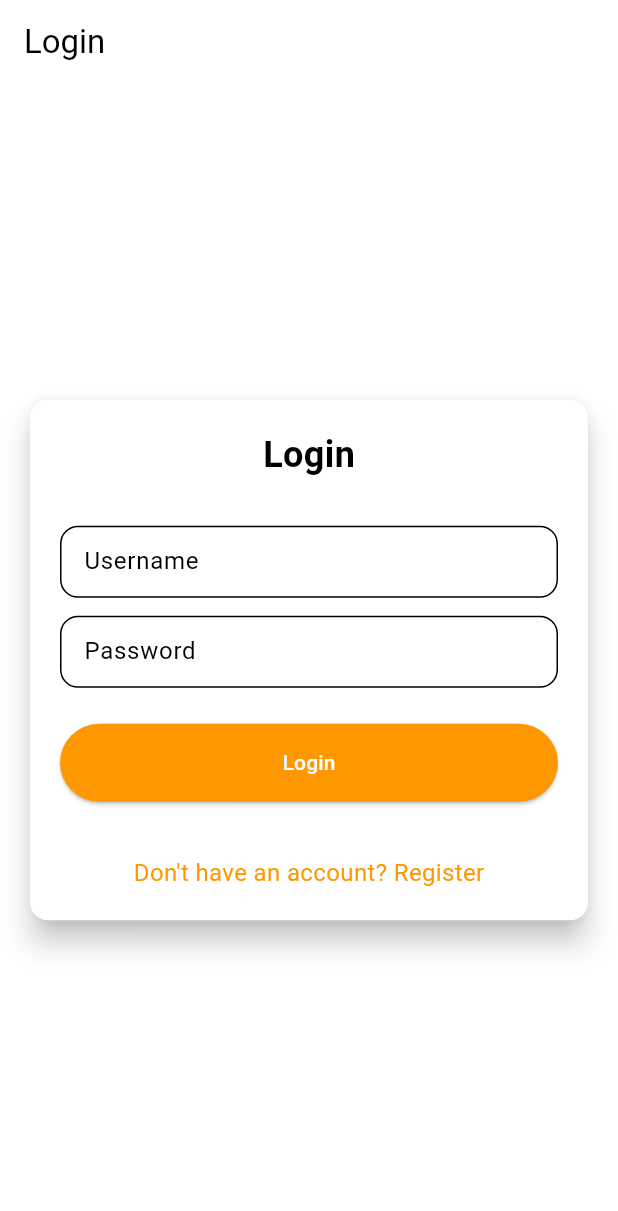
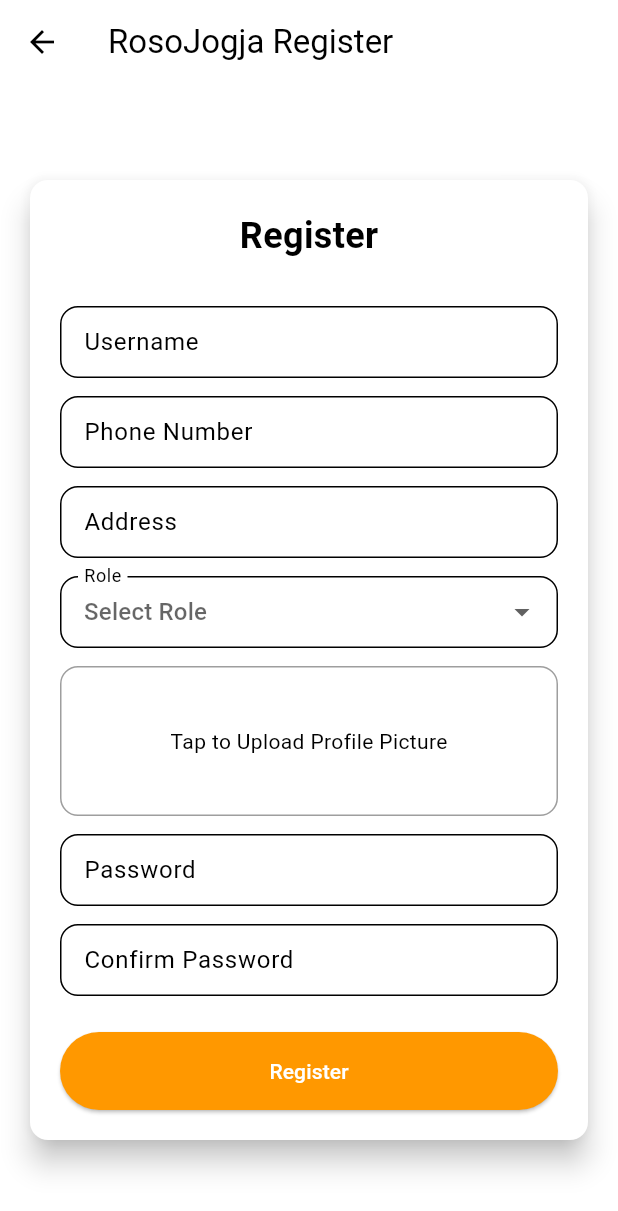
Before and after one commit to PBP-242-D11/roso-jogja-mobile, a Flutter app: the LoginPage screen opened directly, after a tap on an icon or button, on a phone screen of 412 x 824 dp. Shown: the top 1211 px of the screen. Run offline on Flutter 3.47's test engine with Material 3 defaults, Android fonts, the phone set to English and light mode, and no system bars; our stand-ins replace image_picker; missing offline and left inert: pbp_django_auth.

Commit message:
combine with auth

```diff
--- a/lib/features/auth/pages/register.dart
+++ b/lib/features/auth/pages/register.dart
@@ -0,0 +1,350 @@
+import 'package:flutter/material.dart';
+import 'package:pbp_django_auth/pbp_django_auth.dart';
+import 'package:provider/provider.dart';
+import 'dart:convert';
+import 'dart:io';
+import 'package:image_picker/image_picker.dart';
+import 'package:roso_jogja_mobile/features/auth/pages/login.dart';
+import 'package:flutter/foundation.dart' show kIsWeb;
+
+class RegisterPage extends StatefulWidget {
+  const RegisterPage({super.key});
+
+  @override
+  State<RegisterPage> createState() => _RegisterPageState();
+}
+
+class _RegisterPageState extends State<RegisterPage> {
+  final _usernameController = TextEditingController();
+  final _passwordController = TextEditingController();
+  final _confirmPasswordController = TextEditingController();
+  final _phoneNumberController = TextEditingController();
+  final _addressController = TextEditingController();
+
+  // Dropdown for role selection
+  List<String> roles = ['Customer', 'Restaurant Owner'];
+  String? selectedRole;
+
+  // Profile picture
+  dynamic _profileImage;
+  final ImagePicker _picker = ImagePicker();
+
+  // Method to pick image
+  Future<void> _pickImage() async {
+    final XFile? pickedFile = await _picker.pickImage(
+      source: ImageSource.gallery,
+      // Add this to improve web compatibility
+      imageQuality: 50,
+    );
+
+    if (pickedFile != null) {
+      setState(() {
+        if (kIsWeb) {
+          // For web, use memory image
+          _profileImage = pickedFile;
+        } else {
+          // For mobile, use File
+          _profileImage = File(pickedFile.path);
+        }
+      });
+    }
+  }
+
+  @override
+  Widget build(BuildContext context) {
+    final request = context.watch<CookieRequest>();
+
+    return Scaffold(
+      appBar: AppBar(
+        title: const Text('RosoJogja Register'),
+        leading: IconButton(
+          icon: const Icon(Icons.arrow_back),
+          onPressed: () {
+            Navigator.pop(context);
+          },
+        ),
+      ),
+      body: Center(
+        child: SingleChildScrollView(
+          padding: const EdgeInsets.all(16.0),
+          child: Card(
+            elevation: 8,
+            shape: RoundedRectangleBorder(
+              borderRadius: BorderRadius.circular(12.0),
+            ),
+            child: Padding(
+              padding: const EdgeInsets.all(20.0),
+              child: Column(
+                mainAxisSize: MainAxisSize.min,
+                children: <Widget>[
+                  const Text(
+                    'Register',
+                    style: TextStyle(
+                      fontSize: 24.0,
+                      fontWeight: FontWeight.bold,
+                    ),
+                  ),
+                  const SizedBox(height: 30.0),
+
+                  // Username Field
+                  TextFormField(
+                    controller: _usernameController,
+                    decoration: const InputDecoration(
+                      labelText: 'Username',
+                      hintText: 'Enter your username',
+                      border: OutlineInputBorder(
+                        borderRadius: BorderRadius.all(Radius.circular(12.0)),
+                      ),
+                      contentPadding:
+                          EdgeInsets.symmetric(horizontal: 12.0, vertical: 8.0),
+                    ),
+                    validator: (value) {
+                      if (value == null || value.isEmpty) {
+                        return 'Please enter your username';
+                      }
+                      return null;
+                    },
+                  ),
+                  const SizedBox(height: 12.0),
+
+                  // Phone Number Field
+                  TextFormField(
+                    controller: _phoneNumberController,
+                    keyboardType: TextInputType.phone,
+                    decoration: const InputDecoration(
+                      labelText: 'Phone Number',
+                      hintText: 'Enter your phone number',
+                      border: OutlineInputBorder(
+                        borderRadius: BorderRadius.all(Radius.circular(12.0)),
+                      ),
+                      contentPadding:
+                          EdgeInsets.symmetric(horizontal: 12.0, vertical: 8.0),
+                    ),
+                    validator: (value) {
+                      if (value == null || value.isEmpty) {
+                        return 'Please enter your phone number';
+                      }
+                      return null;
+                    },
+                  ),
+                  const SizedBox(height: 12.0),
+
+                  // Address Field
+                  TextFormField(
+                    controller: _addressController,
+                    decoration: const InputDecoration(
+                      labelText: 'Address',
+                      hintText: 'Enter your address',
+                      border: OutlineInputBorder(
+                        borderRadius: BorderRadius.all(Radius.circular(12.0)),
+                      ),
+                      contentPadding:
+                          EdgeInsets.symmetric(horizontal: 12.0, vertical: 8.0),
+                    ),
+                    validator: (value) {
+                      if (value == null || value.isEmpty) {
+                        return 'Please enter your address';
+                      }
+                      return null;
+                    },
+                  ),
+                  const SizedBox(height: 12.0),
+
+                  // Role Dropdown
+                  DropdownButtonFormField<String>(
+                    decoration: const InputDecoration(
+                      labelText: 'Role',
+                      border: OutlineInputBorder(
+                        borderRadius: BorderRadius.all(Radius.circular(12.0)),
+                      ),
+                      contentPadding:
+                          EdgeInsets.symmetric(horizontal: 12.0, vertical: 8.0),
+                    ),
+                    hint: const Text('Select Role'),
+                    value: selectedRole,
+                    onChanged: (String? newValue) {
+                      setState(() {
+                        selectedRole = newValue;
+                      });
+                    },
+                    items: roles.map<DropdownMenuItem<String>>((String value) {
+                      return DropdownMenuItem<String>(
+                        value: value,
+                        child: Text(value),
+                      );
+                    }).toList(),
+                    validator: (value) {
+                      if (value == null) {
+                        return 'Please select a role';
+                      }
+                      return null;
+                    },
+                  ),
+                  const SizedBox(height: 12.0),
+
+                  // Profile Picture Upload
+                  // Profile Picture Upload
+                  GestureDetector(
+                    onTap: _pickImage,
+                    child: Column(
+                      children: [
+                        _profileImage != null
+                            ? kIsWeb
+                                ? Image.network(
+                                    _profileImage.path,
+                                    width: 100,
+                                    height: 100,
+                                    fit: BoxFit.cover,
+                                  )
+                                : Image.file(
+                                    _profileImage,
+                                    width: 100,
+                                    height: 100,
+                                    fit: BoxFit.cover,
+                                  )
+                            : Container(
+                                width: double.infinity,
+                                height: 100,
+                                decoration: BoxDecoration(
+                                  border: Border.all(color: Colors.grey),
+                                  borderRadius: BorderRadius.circular(12.0),
+                                ),
+                                child: const Center(
+                                  child: Text('Tap to Upload Profile Picture'),
+                                ),
+                              ),
+                      ],
+                    ),
+                  ),
+                  const SizedBox(height: 12.0),
+
+                  // Password Fields (existing code remains the same)
+                  TextFormField(
+                    controller: _passwordController,
+                    decoration: const InputDecoration(
+                      labelText: 'Password',
+                      hintText: 'Enter your password',
+                      border: OutlineInputBorder(
+                        borderRadius: BorderRadius.all(Radius.circular(12.0)),
+                      ),
+                      contentPadding:
+                          EdgeInsets.symmetric(horizontal: 12.0, vertical: 8.0),
+                    ),
+                    obscureText: true,
+                    validator: (value) {
+                      if (value == null || value.isEmpty) {
+                        return 'Please enter your password';
+                      }
+                      return null;
+                    },
+                  ),
+                  const SizedBox(height: 12.0),
+                  TextFormField(
+                    controller: _confirmPasswordController,
+                    decoration: const InputDecoration(
+                      labelText: 'Confirm Password',
+                      hintText: 'Confirm your password',
+                      border: OutlineInputBorder(
+                        borderRadius: BorderRadius.all(Radius.circular(12.0)),
+                      ),
+                      contentPadding:
+                          EdgeInsets.symmetric(horizontal: 12.0, vertical: 8.0),
+                    ),
+                    obscureText: true,
+                    validator: (value) {
+                      if (value == null || value.isEmpty) {
+                        return 'Please confirm your password';
+                      }
+                      return null;
+                    },
+                  ),
+                  const SizedBox(height: 24.0),
+
+                  // Register Button
+                  ElevatedButton(
+                    onPressed: () async {
+                      // Validate inputs
+                      if (_profileImage == null) {
+                        ScaffoldMessenger.of(context).showSnackBar(
+                          const SnackBar(
+                            content: Text('Please upload a profile picture'),
+                          ),
+                        );
+                        return;
+                      }
+
+                      // Prepare data for registration
+                      String username = _usernameController.text;
+                      String password1 = _passwordController.text;
+                      String password2 = _confirmPasswordController.text;
+                      String phoneNumber = _phoneNumberController.text;
+                      String address = _addressController.text;
+
+                      // Convert image to base64
+                      String? base64Image;
+                      if (_profileImage != null) {
+                        List<int> imageBytes;
+                        if (kIsWeb) {
+                          // For web, use the XFile to read bytes
+                          imageBytes = await _profileImage.readAsBytes();
+                        } else {
+                          // For mobile, use File
+                          imageBytes = await _profileImage.readAsBytes();
+                        }
+                        base64Image = base64Encode(imageBytes);
+                      }
+
+                      // Send registration request
+                      final response = await request.postJson(
+                        "http://127.0.0.1:8000/mobile_register/",
+                        jsonEncode({
+                          "username": username,
+                          "password1": password1,
+                          "password2": password2,
+                          "phone_number": phoneNumber,
+                          "address": address,
+                          "role": selectedRole,
+                          "profile_picture": base64Image,
+                        }),
+                      );
+
+                      if (context.mounted) {
+                        if (response['status'] == 'success') {
+                          ScaffoldMessenger.of(context).showSnackBar(
+                            const SnackBar(
+                              content: Text('Successfully registered!'),
+                            ),
+                          );
+                          Navigator.pushReplacement(
+                            context,
+                            MaterialPageRoute(
+                              builder: (context) => const LoginPage(),
+                            ),
+                          );
+                        } else {
+                          ScaffoldMessenger.of(context).showSnackBar(
+                            SnackBar(
+                              content: Text(
+                                  response['message'] ?? 'Failed to register!'),
+                            ),
+                          );
+                        }
+                      }
+                    },
+                    style: ElevatedButton.styleFrom(
+                      foregroundColor: Colors.white,
+                      minimumSize: const Size(double.infinity, 50),
+                      backgroundColor: Theme.of(context).colorScheme.primary,
+                      padding: const EdgeInsets.symmetric(vertical: 16.0),
+                    ),
+                    child: const Text('Register'),
+                  ),
+                ],
+              ),
+            ),
+          ),
+        ),
+      ),
+    );
+  }
+}
```
Also changed, not shown: lib/features/auth/pages/login.dart (+61 -25 lines), lib/features/landing/pages/landing_page.dart (added, +221 -0 lines), lib/main.dart (+11 -5 lines), pubspec.yaml (+7 -5 lines), assets/images/logo.png (added), pubspec.lock, 5 other files.
